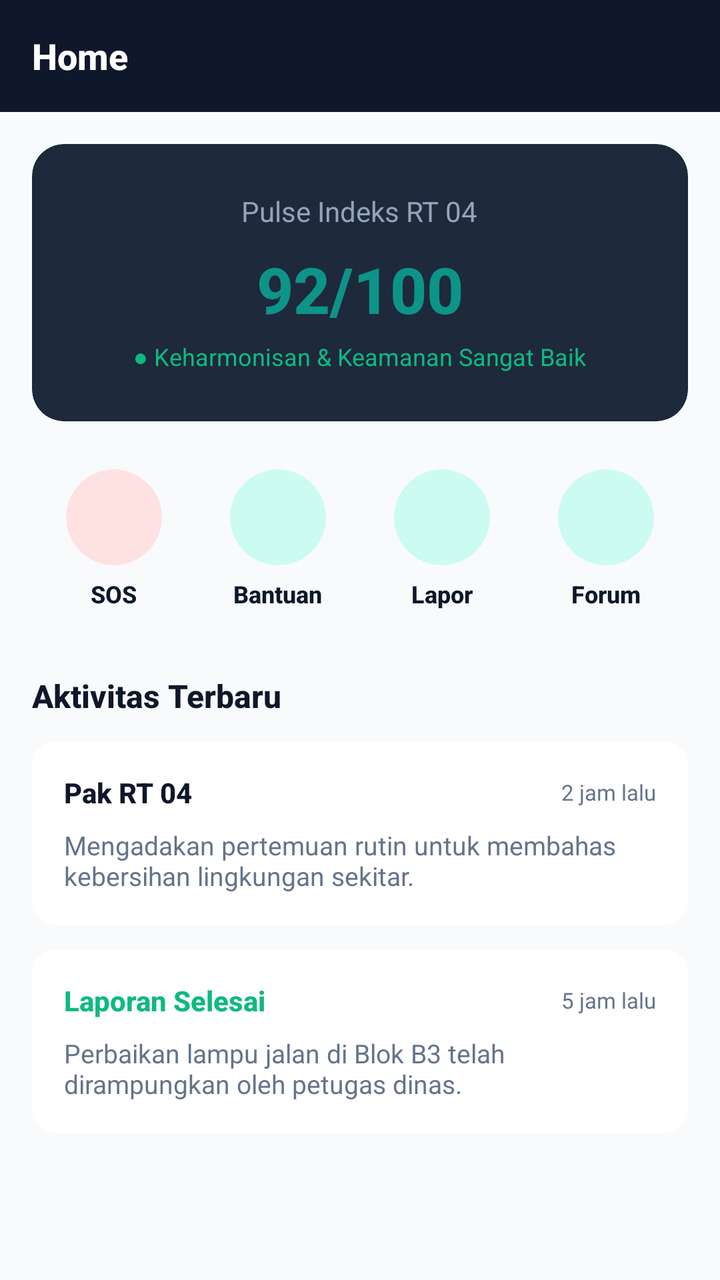
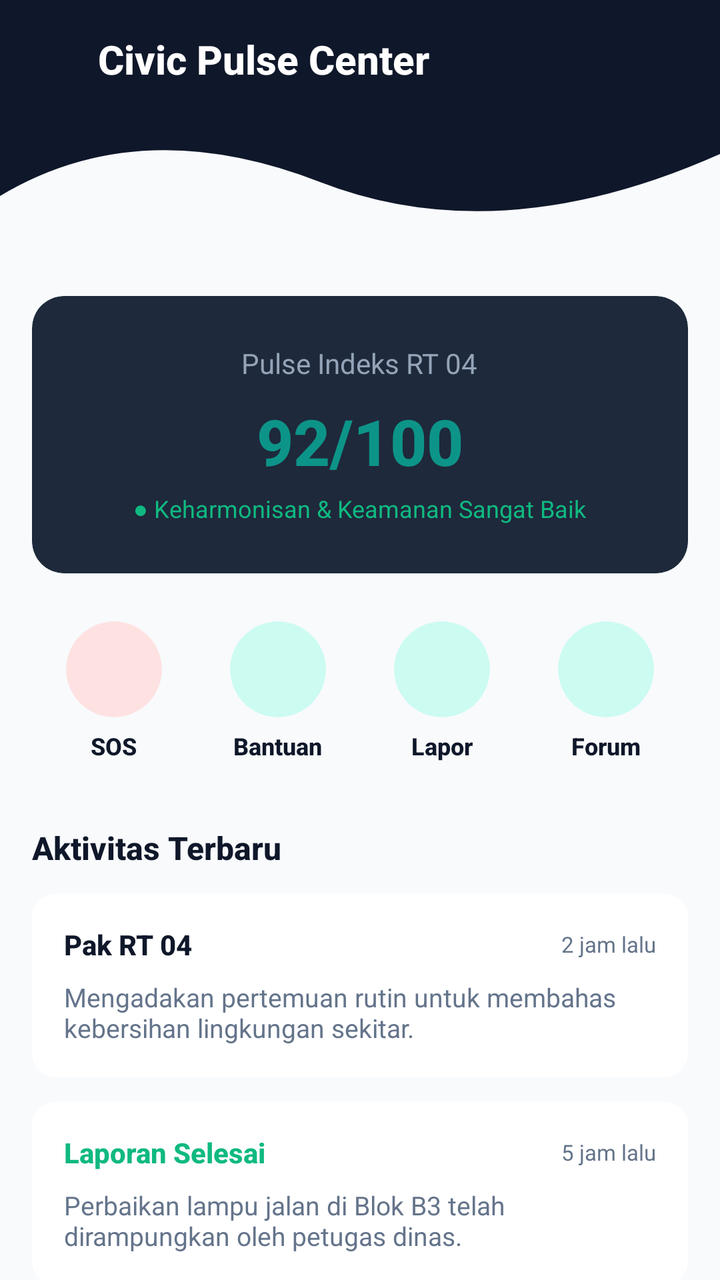

The first picture is an Android layout as it rendered before a commit; the second is the same layout after the commit. The layout source and the unified diff follow.
<!-- AndroidManifest.xml: application theme Theme.Project_Pramana -->
<!-- res/layout/fragment_home.xml -->
<?xml version="1.0" encoding="utf-8"?>
<androidx.constraintlayout.widget.ConstraintLayout xmlns:android="http://schemas.android.com/apk/res/android"
    xmlns:app="http://schemas.android.com/apk/res-auto"
    android:layout_width="match_parent"
    android:layout_height="match_parent"
    android:background="@color/bg_light">

    <LinearLayout
        android:id="@+id/headerBar"
        android:layout_width="0dp"
        android:layout_height="56dp"
        android:background="@color/primary_dark"
        android:gravity="center_vertical"
        android:orientation="horizontal"
        android:paddingHorizontal="16dp"
        app:layout_constraintEnd_toEndOf="parent"
        app:layout_constraintStart_toStartOf="parent"
        app:layout_constraintTop_toTopOf="parent">

        <TextView
            android:layout_width="0dp"
            android:layout_height="wrap_content"
            android:layout_weight="1"
            android:fontFamily="sans-serif-medium"
            android:text="Home"
            android:textColor="@color/white"
            android:textSize="18sp"
            android:textStyle="bold" />

        <ImageView
            android:id="@+id/btnNotification"
            android:layout_width="24dp"
            android:layout_height="24dp"
            android:contentDescription="@string/splash_logo_desc"
            app:srcCompat="@drawable/ic_notifications"
            app:tint="@color/white" />

    </LinearLayout>

    <ScrollView
        android:layout_width="0dp"
        android:layout_height="0dp"
        android:clipToPadding="false"
        android:fillViewport="true"
        app:layout_constraintBottom_toBottomOf="parent"
        app:layout_constraintEnd_toEndOf="parent"
        app:layout_constraintStart_toStartOf="parent"
        app:layout_constraintTop_toBottomOf="@+id/headerBar">

        <LinearLayout
            android:layout_width="match_parent"
            android:layout_height="wrap_content"
            android:orientation="vertical"
            android:paddingHorizontal="16dp"
            android:paddingTop="16dp"
            android:paddingBottom="40dp">

            <androidx.cardview.widget.CardView
                android:layout_width="match_parent"
                android:layout_height="wrap_content"
                android:layout_marginBottom="16dp"
                app:cardBackgroundColor="@color/card_dark"
                app:cardCornerRadius="16dp"
                app:cardElevation="4dp">

                <LinearLayout
                    android:layout_width="match_parent"
                    android:layout_height="wrap_content"
                    android:gravity="center"
                    android:orientation="vertical"
                    android:padding="24dp">

                    <TextView
                        android:layout_width="wrap_content"
                        android:layout_height="wrap_content"
                        android:text="Pulse Indeks RT 04"
                        android:textColor="@color/text_light"
                        android:textSize="14sp" />

                    <TextView
                        android:layout_width="wrap_content"
                        android:layout_height="wrap_content"
                        android:layout_marginTop="8dp"
                        android:fontFamily="sans-serif-medium"
                        android:text="92/100"
                        android:textColor="@color/electric_teal"
                        android:textSize="32sp"
                        android:textStyle="bold" />

                    <TextView
                        android:layout_width="wrap_content"
                        android:layout_height="wrap_content"
                        android:layout_marginTop="4dp"
                        android:text="● Keharmonisan &amp; Keamanan Sangat Baik"
                        android:textColor="@color/eco_green"
                        android:textSize="12sp" />

                </LinearLayout>

            </androidx.cardview.widget.CardView>

            <LinearLayout
                android:layout_width="match_parent"
                android:layout_height="wrap_content"
                android:layout_marginBottom="24dp"
                android:baselineAligned="false"
                android:orientation="horizontal">

                <LinearLayout
                    android:id="@+id/btnQuickSos"
                    android:layout_width="0dp"
                    android:layout_height="wrap_content"
                    android:layout_weight="1"
                    android:clickable="true"
                    android:focusable="true"
                    android:gravity="center"
                    android:orientation="vertical"
                    android:padding="8dp">

                    <androidx.cardview.widget.CardView
                        android:layout_width="48dp"
                        android:layout_height="48dp"
                        app:cardBackgroundColor="@color/sos_red_light"
                        app:cardCornerRadius="24dp"
                        app:cardElevation="0dp">

                        <ImageView
                            android:layout_width="24dp"
                            android:layout_height="24dp"
                            android:layout_gravity="center"
                            android:contentDescription="@string/splash_logo_desc"
                            app:srcCompat="@drawable/ic_sos"
                            app:tint="@color/sos_red" />

                    </androidx.cardview.widget.CardView>

                    <TextView
                        android:layout_width="wrap_content"
                        android:layout_height="wrap_content"
                        android:layout_marginTop="6dp"
                        android:fontFamily="sans-serif-medium"
                        android:text="SOS"
                        android:textColor="@color/text_dark"
                        android:textSize="12sp"
                        android:textStyle="bold" />

                </LinearLayout>

                <LinearLayout
                    android:id="@+id/btnQuickBantuan"
                    android:layout_width="0dp"
                    android:layout_height="wrap_content"
                    android:layout_weight="1"
                    android:clickable="true"
                    android:focusable="true"
                    android:gravity="center"
                    android:orientation="vertical"
                    android:padding="8dp">

                    <androidx.cardview.widget.CardView
                        android:layout_width="48dp"
                        android:layout_height="48dp"
                        app:cardBackgroundColor="@color/electric_teal_light"
                        app:cardCornerRadius="24dp"
                        app:cardElevation="0dp">

                        <ImageView
                            android:layout_width="24dp"
                            android:layout_height="24dp"
                            android:layout_gravity="center"
                            android:contentDescription="@string/splash_logo_desc"
                            app:srcCompat="@drawable/ic_bantuan"
                            app:tint="@color/electric_teal" />

                    </androidx.cardview.widget.CardView>

                    <TextView
                        android:layout_width="wrap_content"
                        android:layout_height="wrap_content"
                        android:layout_marginTop="6dp"
                        android:fontFamily="sans-serif-medium"
                        android:text="Bantuan"
                        android:textColor="@color/text_dark"
                        android:textSize="12sp"
                        android:textStyle="bold" />

                </LinearLayout>

                <LinearLayout
                    android:id="@+id/btnQuickLapor"
                    android:layout_width="0dp"
                    android:layout_height="wrap_content"
                    android:layout_weight="1"
                    android:clickable="true"
                    android:focusable="true"
                    android:gravity="center"
                    android:orientation="vertical"
                    android:padding="8dp">

                    <androidx.cardview.widget.CardView
                        android:layout_width="48dp"
                        android:layout_height="48dp"
                        app:cardBackgroundColor="@color/electric_teal_light"
                        app:cardCornerRadius="24dp"
                        app:cardElevation="0dp">

                        <ImageView
                            android:layout_width="24dp"
                            android:layout_height="24dp"
                            android:layout_gravity="center"
                            android:contentDescription="@string/splash_logo_desc"
                            app:srcCompat="@drawable/ic_lapor"
                            app:tint="@color/electric_teal" />

                    </androidx.cardview.widget.CardView>

                    <TextView
                        android:layout_width="wrap_content"
                        android:layout_height="wrap_content"
                        android:layout_marginTop="6dp"
                        android:fontFamily="sans-serif-medium"
                        android:text="Lapor"
                        android:textColor="@color/text_dark"
                        android:textSize="12sp"
                        android:textStyle="bold" />

                </LinearLayout>

                <LinearLayout
                    android:id="@+id/btnQuickForum"
                    android:layout_width="0dp"
                    android:layout_height="wrap_content"
                    android:layout_weight="1"
                    android:clickable="true"
                    android:focusable="true"
                    android:gravity="center"
                    android:orientation="vertical"
                    android:padding="8dp">

                    <androidx.cardview.widget.CardView
                        android:layout_width="48dp"
                        android:layout_height="48dp"
                        app:cardBackgroundColor="@color/electric_teal_light"
                        app:cardCornerRadius="24dp"
                        app:cardElevation="0dp">

                        <ImageView
                            android:layout_width="24dp"
                            android:layout_height="24dp"
                            android:layout_gravity="center"
                            android:contentDescription="@string/splash_logo_desc"
                            app:srcCompat="@drawable/ic_forum"
                            app:tint="@color/electric_teal" />

                    </androidx.cardview.widget.CardView>

                    <TextView
                        android:layout_width="wrap_content"
                        android:layout_height="wrap_content"
                        android:layout_marginTop="6dp"
                        android:fontFamily="sans-serif-medium"
                        android:text="Forum"
                        android:textColor="@color/text_dark"
                        android:textSize="12sp"
                        android:textStyle="bold" />

                </LinearLayout>

            </LinearLayout>

            <TextView
                android:layout_width="wrap_content"
                android:layout_height="wrap_content"
                android:layout_marginBottom="12dp"
                android:fontFamily="sans-serif-medium"
                android:text="Aktivitas Terbaru"
                android:textColor="@color/text_dark"
                android:textSize="16sp"
                android:textStyle="bold" />

            <androidx.cardview.widget.CardView
                android:layout_width="match_parent"
                android:layout_height="wrap_content"
                android:layout_marginBottom="12dp"
                app:cardBackgroundColor="@color/card_light"
                app:cardCornerRadius="12dp"
                app:cardElevation="2dp">

                <LinearLayout
                    android:layout_width="match_parent"
                    android:layout_height="wrap_content"
                    android:orientation="vertical"
                    android:padding="16dp">

                    <LinearLayout
                        android:layout_width="match_parent"
                        android:layout_height="wrap_content"
                        android:gravity="center_vertical"
                        android:orientation="horizontal">

                        <TextView
                            android:layout_width="0dp"
                            android:layout_height="wrap_content"
                            android:layout_weight="1"
                            android:fontFamily="sans-serif-medium"
                            android:text="Pak RT 04"
                            android:textColor="@color/text_dark"
                            android:textSize="14sp"
                            android:textStyle="bold" />

                        <TextView
                            android:layout_width="wrap_content"
                            android:layout_height="wrap_content"
                            android:text="2 jam lalu"
                            android:textColor="@color/text_muted"
                            android:textSize="11sp" />

                    </LinearLayout>

                    <TextView
                        android:layout_width="wrap_content"
                        android:layout_height="wrap_content"
                        android:layout_marginTop="8dp"
                        android:text="Mengadakan pertemuan rutin untuk membahas kebersihan lingkungan sekitar."
                        android:textColor="@color/text_muted"
                        android:textSize="13sp" />

                </LinearLayout>

            </androidx.cardview.widget.CardView>

            <androidx.cardview.widget.CardView
                android:layout_width="match_parent"
                android:layout_height="wrap_content"
                android:layout_marginBottom="12dp"
                app:cardBackgroundColor="@color/card_light"
                app:cardCornerRadius="12dp"
                app:cardElevation="2dp">

                <LinearLayout
                    android:layout_width="match_parent"
                    android:layout_height="wrap_content"
                    android:orientation="vertical"
                    android:padding="16dp">

                    <LinearLayout
                        android:layout_width="match_parent"
                        android:layout_height="wrap_content"
                        android:gravity="center_vertical"
                        android:orientation="horizontal">

                        <TextView
                            android:layout_width="0dp"
                            android:layout_height="wrap_content"
                            android:layout_weight="1"
                            android:fontFamily="sans-serif-medium"
                            android:text="Laporan Selesai"
                            android:textColor="@color/eco_green"
                            android:textSize="14sp"
                            android:textStyle="bold" />

                        <TextView
                            android:layout_width="wrap_content"
                            android:layout_height="wrap_content"
                            android:text="5 jam lalu"
                            android:textColor="@color/text_muted"
                            android:textSize="11sp" />

                    </LinearLayout>

                    <TextView
                        android:layout_width="wrap_content"
                        android:layout_height="wrap_content"
                        android:layout_marginTop="8dp"
                        android:text="Perbaikan lampu jalan di Blok B3 telah dirampungkan oleh petugas dinas."
                        android:textColor="@color/text_muted"
                        android:textSize="13sp" />

                </LinearLayout>

            </androidx.cardview.widget.CardView>

        </LinearLayout>

    </ScrollView>

</androidx.constraintlayout.widget.ConstraintLayout>
<!-- resources referenced by this layout -->
<resources>
  <color name="bg_light">#F8FAFC</color>
  <color name="card_dark">#1E293B</color>
  <color name="card_light">#FFFFFF</color>
  <color name="eco_green">#10B981</color>
  <color name="electric_teal">#0D9488</color>
  <color name="electric_teal_light">#CCFBF1</color>
  <color name="primary_dark">#0F172A</color>
  <color name="sos_red">#EF4444</color>
  <color name="sos_red_light">#FEE2E2</color>
  <color name="text_dark">#0F172A</color>
  <color name="text_light">#94A3B8</color>
  <color name="text_muted">#64748B</color>
  <color name="white">#FFFFFFFF</color>
  <!-- drawable ic_forum (drawable) -->
  <vector xmlns:android="http://schemas.android.com/apk/res/android"
      android:width="24dp"
      android:height="24dp"
      android:viewportWidth="24"
      android:viewportHeight="24">
    <path
        android:fillColor="#FF000000"
        android:pathData="M20,2H4c-1.1,0 -1.99,0.9 -1.99,2L2,22l4,-4h14c1.1,0 2,-0.9 2,-2V4c0,-1.1 -0.9,-2 -2,-2zM6,9h12v2H6V9zM14,14H6v-2h8v2zM18,8H6V6h12v2z"/>
  </vector>
  <!-- drawable ic_lapor (drawable) -->
  <vector xmlns:android="http://schemas.android.com/apk/res/android"
      android:width="24dp"
      android:height="24dp"
      android:viewportWidth="24"
      android:viewportHeight="24">
    <path
        android:fillColor="#FF000000"
        android:pathData="M1,21h22L12,2 1,21zM13,18h-2v-2h2v2zM13,14h-2v-4h2v4z"/>
  </vector>
  <!-- drawable ic_sos (drawable) -->
  <vector xmlns:android="http://schemas.android.com/apk/res/android"
      android:width="24dp"
      android:height="24dp"
      android:viewportWidth="24"
      android:viewportHeight="24">
    <path
        android:fillColor="#FF000000"
        android:pathData="M12,1L3,5v6c0,5.55 3.84,10.74 9,12 5.16,-1.26 9,-6.45 9,-12V5l-9,-4zM12,11.99h7c-0.53,4.12 -3.28,7.79 -7,8.94V12H5V6.3l7,-3.11v8.8z"/>
  </vector>
  <string name="splash_logo_desc">Civic Pulse Logo</string>
  <style name="Theme.Project_Pramana" parent="Base.Theme.Project_Pramana" />
  <style name="Base.Theme.Project_Pramana" parent="Theme.Material3.DayNight.NoActionBar">
          <item name="colorPrimary">@color/electric_teal</item>
          <item name="colorPrimaryVariant">@color/electric_teal_dark</item>
          <item name="colorOnPrimary">@color/white</item>
          <item name="colorSecondary">@color/electric_teal_light</item>
          <item name="colorOnSecondary">@color/primary_dark</item>
          <item name="android:statusBarColor">@color/primary_dark</item>
          <item name="android:windowLightStatusBar">false</item>
      </style>
  <color name="electric_teal_dark">#0F766E</color>
  <!-- unchanged entries left out for length: 2 -->
</resources>

<!-- the commit's change to res/layout/fragment_home.xml (unified diff, before → after) -->
@@ -5,37 +5,40 @@
     android:layout_height="match_parent"
     android:background="@color/bg_light">
 
-    <LinearLayout
+    
+    <RelativeLayout
         android:id="@+id/headerBar"
         android:layout_width="0dp"
-        android:layout_height="56dp"
-        android:background="@color/primary_dark"
-        android:gravity="center_vertical"
-        android:orientation="horizontal"
+        android:layout_height="140dp"
+        android:background="@drawable/bg_header"
         android:paddingHorizontal="16dp"
+        android:paddingTop="16dp"
         app:layout_constraintEnd_toEndOf="parent"
         app:layout_constraintStart_toStartOf="parent"
         app:layout_constraintTop_toTopOf="parent">
 
         <TextView
-            android:layout_width="0dp"
+            android:layout_width="wrap_content"
             android:layout_height="wrap_content"
-            android:layout_weight="1"
+            android:layout_alignParentStart="true"
+            android:layout_marginStart="33dp"
             android:fontFamily="sans-serif-medium"
-            android:text="Home"
+            android:text="Civic Pulse Center"
             android:textColor="@color/white"
-            android:textSize="18sp"
+            android:textSize="20sp"
             android:textStyle="bold" />
 
         <ImageView
             android:id="@+id/btnNotification"
-            android:layout_width="24dp"
-            android:layout_height="24dp"
+            android:layout_width="28dp"
+            android:layout_height="28dp"
+            android:layout_alignParentEnd="true"
+            android:layout_marginEnd="15dp"
             android:contentDescription="@string/splash_logo_desc"
             app:srcCompat="@drawable/ic_notifications"
             app:tint="@color/white" />
 
-    </LinearLayout>
+    </RelativeLayout>
 
     <ScrollView
         android:layout_width="0dp"
@@ -52,9 +55,10 @@
             android:layout_height="wrap_content"
             android:orientation="vertical"
             android:paddingHorizontal="16dp"
-            android:paddingTop="16dp"
-            android:paddingBottom="40dp">
-
+            android:paddingTop="8dp"
+            android:paddingBottom="48dp">
+
+            
             <androidx.cardview.widget.CardView
                 android:layout_width="match_parent"
                 android:layout_height="wrap_content"
@@ -99,6 +103,7 @@
 
             </androidx.cardview.widget.CardView>
 
+            
             <LinearLayout
                 android:layout_width="match_parent"
                 android:layout_height="wrap_content"
@@ -106,6 +111,7 @@
                 android:baselineAligned="false"
                 android:orientation="horizontal">
 
+                
                 <LinearLayout
                     android:id="@+id/btnQuickSos"
                     android:layout_width="0dp"
@@ -146,6 +152,7 @@
 
                 </LinearLayout>
 
+                
                 <LinearLayout
                     android:id="@+id/btnQuickBantuan"
                     android:layout_width="0dp"
@@ -186,6 +193,7 @@
 
                 </LinearLayout>
 
+                
                 <LinearLayout
                     android:id="@+id/btnQuickLapor"
                     android:layout_width="0dp"
@@ -226,6 +234,7 @@
 
                 </LinearLayout>
 
+                
                 <LinearLayout
                     android:id="@+id/btnQuickForum"
                     android:layout_width="0dp"
@@ -268,6 +277,7 @@
 
             </LinearLayout>
 
+            
             <TextView
                 android:layout_width="wrap_content"
                 android:layout_height="wrap_content"
@@ -278,6 +288,7 @@
                 android:textSize="16sp"
                 android:textStyle="bold" />
 
+            
             <androidx.cardview.widget.CardView
                 android:layout_width="match_parent"
                 android:layout_height="wrap_content"
@@ -329,6 +340,7 @@
 
             </androidx.cardview.widget.CardView>
 
+            
             <androidx.cardview.widget.CardView
                 android:layout_width="match_parent"
                 android:layout_height="wrap_content"
<!-- resource entries referenced after the edit -->
@@ -13,6 +13,35 @@
   <color name="text_light">#94A3B8</color>
   <color name="text_muted">#64748B</color>
   <color name="white">#FFFFFFFF</color>
+  <!-- drawable bg_header (drawable) -->
+  <?xml version="1.0" encoding="utf-8"?>
+  <vector xmlns:android="http://schemas.android.com/apk/res/android"
+      xmlns:aapt="http://schemas.android.com/aapt"
+      android:width="360dp"
+      android:height="200dp"
+      android:viewportWidth="360"
+      android:viewportHeight="200">
+  
+      
+      <path android:pathData="M0,0 L360,0 L360,140 Q270,210 180,160 Q90,110 0,170 Z">
+          <aapt:attr name="android:fillColor">
+              <gradient
+                  android:endX="180"
+                  android:endY="200"
+                  android:startX="180"
+                  android:startY="0"
+                  android:type="linear">
+                  <item android:color="?attr/colorPrimary" android:offset="0.0"/>
+                  <item android:color="?attr/colorPrimaryContainer" android:offset="1.0"/>
+              </gradient>
+          </aapt:attr>
+      </path>
+  
+      
+      <path
+          android:fillColor="#0F172A"
+          android:pathData="M0,0 L360,0 L360,110 Q250,180 160,130 Q70,80 0,140 Z" />
+  </vector>
   <!-- drawable ic_forum (drawable) -->
   <vector xmlns:android="http://schemas.android.com/apk/res/android"
       android:width="24dp"
@@ -45,12 +74,15 @@
   </vector>
   <string name="splash_logo_desc">Civic Pulse Logo</string>
   <style name="Theme.Project_Pramana" parent="Base.Theme.Project_Pramana" />
-  <style name="Base.Theme.Project_Pramana" parent="Theme.Material3.DayNight.NoActionBar">
+  <style name="Base.Theme.Project_Pramana" parent="Theme.MaterialComponents.DayNight.NoActionBar">
+          
           <item name="colorPrimary">@color/electric_teal</item>
           <item name="colorPrimaryVariant">@color/electric_teal_dark</item>
           <item name="colorOnPrimary">@color/white</item>
           <item name="colorSecondary">@color/electric_teal_light</item>
           <item name="colorOnSecondary">@color/primary_dark</item>
+  
+          
           <item name="android:statusBarColor">@color/primary_dark</item>
           <item name="android:windowLightStatusBar">false</item>
       </style>
